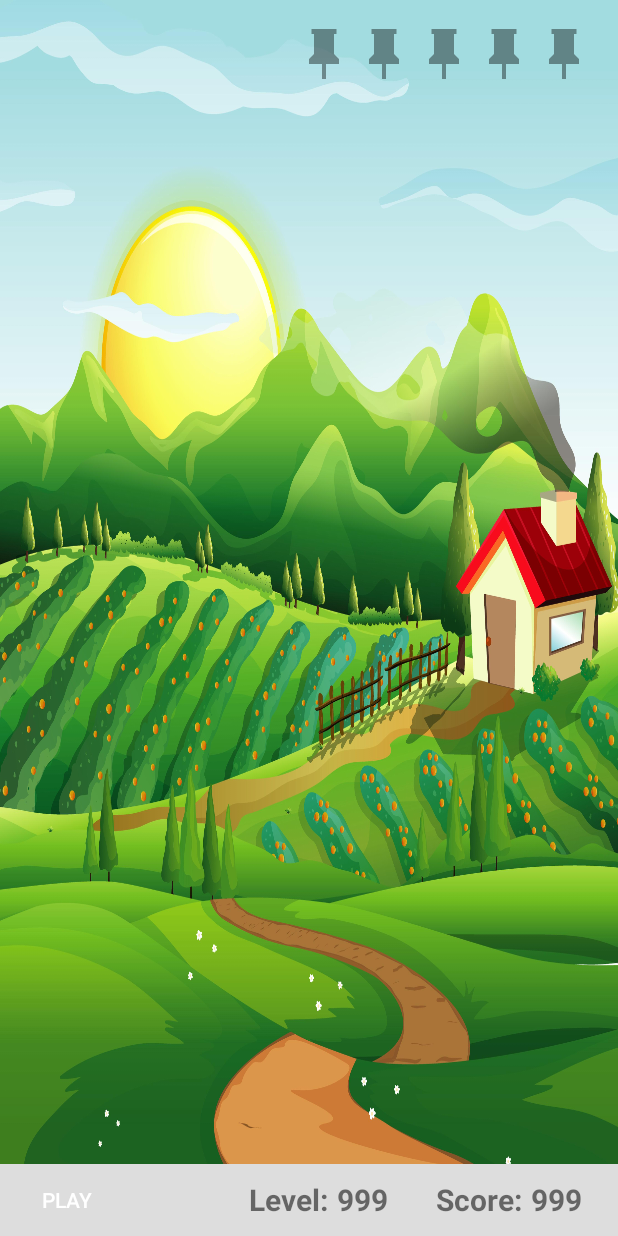
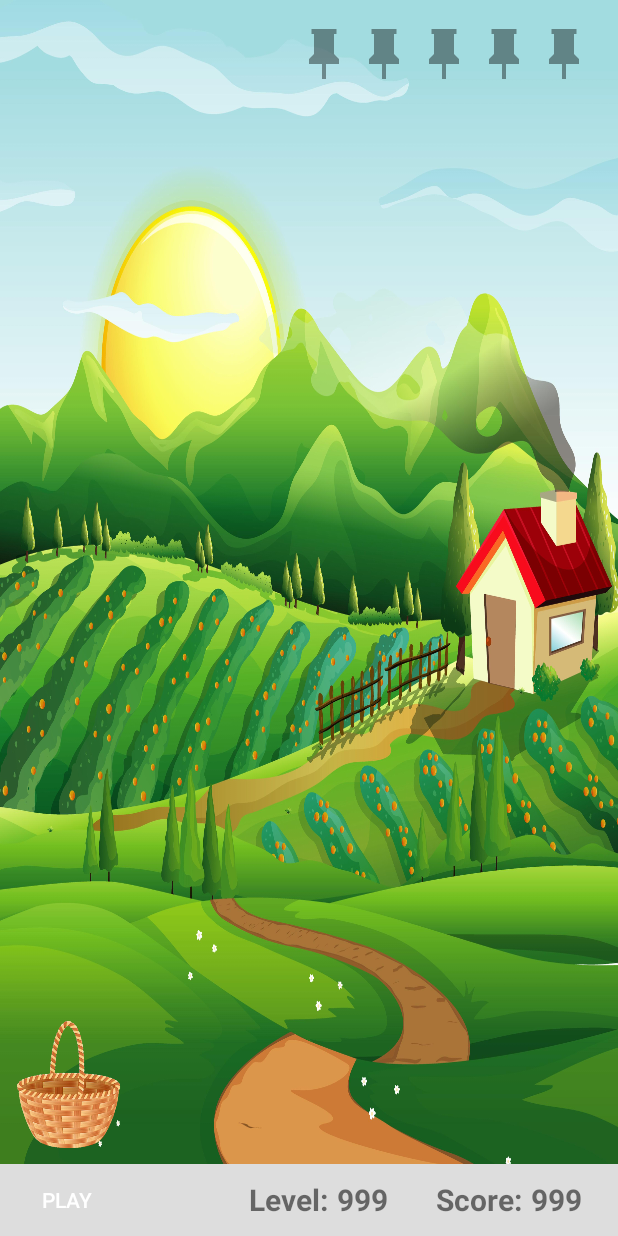
Before and after one commit to lucasliu2019/CatchFruit, an Android app: the GameActivity screen opened directly, with no data from a screen before it, on a phone screen of 412 x 824 dp. Run offline under Robolectric (Android 15) with nearby library versions, the phone set to English and light mode, and no system bars.

Commit message:
Making basket Still need to animation for basket

```diff
--- a/app/src/main/res/layout/activity_game.xml
+++ b/app/src/main/res/layout/activity_game.xml
@@ -10,7 +10,18 @@
         android:id="@+id/content_view"
         android:layout_width="match_parent"
         android:layout_height="match_parent"
-        android:layout_alignParentTop="true"/>
+        android:layout_alignParentTop="true">
+
+        <ImageView
+            android:id="@+id/basket_empty"
+            android:layout_width="91dp"
+            android:layout_height="91dp"
+            android:layout_gravity="bottom"
+            android:layout_marginTop="16dp"
+            android:layout_marginEnd="16dp"
+            android:layout_marginBottom="55dp"
+            app:srcCompat="@drawable/basket" />
+    </FrameLayout>
 
 
     <!-- Container for pin icons -->
```
Also changed, not shown: app/src/main/java/com/android/catchfruit/GameActivity.java (+16 -2 lines), app/src/main/res/drawable/basket.png (added), 1 other file.
